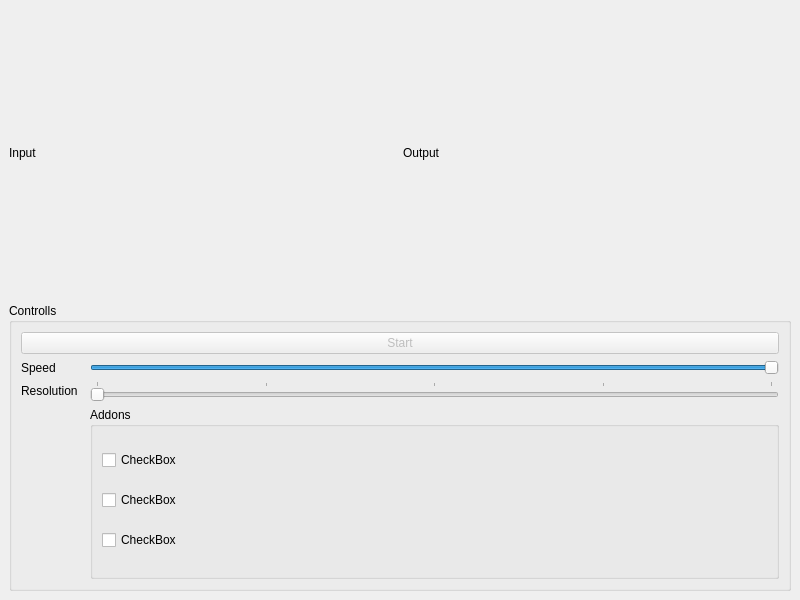
Before: the Qt Designer form mainwindow.ui in Salzaufsauge/MarchingCubesQT, drawn with Qt 5.
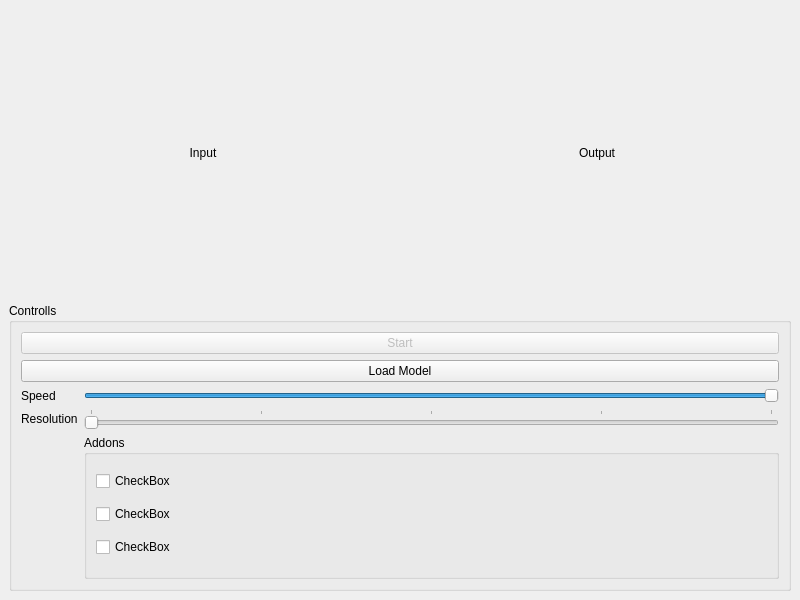
After: the same form once the commit is applied. Icons and pictures are not drawn.

```diff
--- a/mainwindow.ui
+++ b/mainwindow.ui
@@ -20,50 +20,44 @@
    <string>MainWindow</string>
   </property>
   <widget class="QWidget" name="centralwidget">
-   <layout class="QVBoxLayout" name="verticalLayout_2">
-    <item>
-     <layout class="QHBoxLayout" name="viewLayout">
-      <item>
-       <layout class="QVBoxLayout" name="inputLayout">
-        <item>
-         <widget class="QLabel" name="inputLabel">
-          <property name="text">
-           <string>Input</string>
-          </property>
-         </widget>
-        </item>
-       </layout>
-      </item>
-      <item>
-       <layout class="QVBoxLayout" name="outputLayout">
-        <item>
-         <widget class="QLabel" name="outputLabel">
-          <property name="enabled">
-           <bool>true</bool>
-          </property>
-          <property name="text">
-           <string>Output</string>
-          </property>
-         </widget>
-        </item>
-       </layout>
-      </item>
-     </layout>
-    </item>
-    <item>
+   <layout class="QGridLayout" name="gridLayout_2">
+    <item row="2" column="0" colspan="2">
      <widget class="QGroupBox" name="controllBox">
       <property name="title">
        <string>Controlls</string>
       </property>
       <layout class="QGridLayout" name="gridLayout">
-       <item row="1" column="0">
+       <item row="0" column="0" colspan="2">
+        <widget class="QPushButton" name="startButton">
+         <property name="enabled">
+          <bool>false</bool>
+         </property>
+         <property name="text">
+          <string>Start</string>
+         </property>
+         <property name="checkable">
+          <bool>false</bool>
+         </property>
+         <property name="checked">
+          <bool>false</bool>
+         </property>
+        </widget>
+       </item>
+       <item row="1" column="0" colspan="2">
+        <widget class="QPushButton" name="loadButton">
+         <property name="text">
+          <string>Load Model</string>
+         </property>
+        </widget>
+       </item>
+       <item row="2" column="0">
         <widget class="QLabel" name="speedLabel">
          <property name="text">
           <string>Speed</string>
          </property>
         </widget>
        </item>
-       <item row="1" column="2">
+       <item row="2" column="1">
         <widget class="QSlider" name="speedSlider">
          <property name="minimum">
           <number>50</number>
@@ -82,54 +76,14 @@
          </property>
         </widget>
        </item>
-       <item row="0" column="0" colspan="3">
-        <widget class="QPushButton" name="startButton">
-         <property name="enabled">
-          <bool>false</bool>
-         </property>
-         <property name="text">
-          <string>Start</string>
-         </property>
-        </widget>
-       </item>
-       <item row="2" column="0">
+       <item row="3" column="0">
         <widget class="QLabel" name="resolutionLabel">
          <property name="text">
           <string>Resolution</string>
          </property>
         </widget>
        </item>
-       <item row="3" column="2">
-        <widget class="QGroupBox" name="addonBox">
-         <property name="title">
-          <string>Addons</string>
-         </property>
-         <layout class="QVBoxLayout" name="verticalLayout">
-          <item>
-           <widget class="QCheckBox" name="checkBox">
-            <property name="text">
-             <string>CheckBox</string>
-            </property>
-           </widget>
-          </item>
-          <item>
-           <widget class="QCheckBox" name="checkBox_2">
-            <property name="text">
-             <string>CheckBox</string>
-            </property>
-           </widget>
-          </item>
-          <item>
-           <widget class="QCheckBox" name="checkBox_3">
-            <property name="text">
-             <string>CheckBox</string>
-            </property>
-           </widget>
-          </item>
-         </layout>
-        </widget>
-       </item>
-       <item row="2" column="2">
+       <item row="3" column="1">
         <widget class="QSlider" name="resolutionSlider">
          <property name="maximum">
           <number>4</number>
@@ -154,9 +108,82 @@
          </property>
         </widget>
        </item>
+       <item row="4" column="1">
+        <widget class="QGroupBox" name="addonBox">
+         <property name="title">
+          <string>Addons</string>
+         </property>
+         <layout class="QVBoxLayout" name="verticalLayout">
+          <item>
+           <widget class="QCheckBox" name="checkBox">
+            <property name="text">
+             <string>CheckBox</string>
+            </property>
+           </widget>
+          </item>
+          <item>
+           <widget class="QCheckBox" name="checkBox_2">
+            <property name="text">
+             <string>CheckBox</string>
+            </property>
+           </widget>
+          </item>
+          <item>
+           <widget class="QCheckBox" name="checkBox_3">
+            <property name="text">
+             <string>CheckBox</string>
+            </property>
+           </widget>
+          </item>
+         </layout>
+        </widget>
+       </item>
       </layout>
      </widget>
     </item>
+    <item row="0" column="0">
+     <layout class="QVBoxLayout" name="inputLayout">
+      <item>
+       <widget class="QLabel" name="inputLabel">
+        <property name="sizePolicy">
+         <sizepolicy hsizetype="Minimum" vsizetype="Minimum">
+          <horstretch>0</horstretch>
+          <verstretch>0</verstretch>
+         </sizepolicy>
+        </property>
+        <property name="text">
+         <string>Input</string>
+        </property>
+        <property name="alignment">
+         <set>Qt::AlignCenter</set>
+        </property>
+       </widget>
+      </item>
+     </layout>
+    </item>
+    <item row="0" column="1">
+     <layout class="QVBoxLayout" name="outputLayout">
+      <item>
+       <widget class="QLabel" name="outputLabel">
+        <property name="enabled">
+         <bool>true</bool>
+        </property>
+        <property name="sizePolicy">
+         <sizepolicy hsizetype="Minimum" vsizetype="Minimum">
+          <horstretch>0</horstretch>
+          <verstretch>0</verstretch>
+         </sizepolicy>
+        </property>
+        <property name="text">
+         <string>Output</string>
+        </property>
+        <property name="alignment">
+         <set>Qt::AlignCenter</set>
+        </property>
+       </widget>
+      </item>
+     </layout>
+    </item>
    </layout>
   </widget>
  </widget>
```
Left out of the diff: 5 changed lines with no effect on the pictures.
